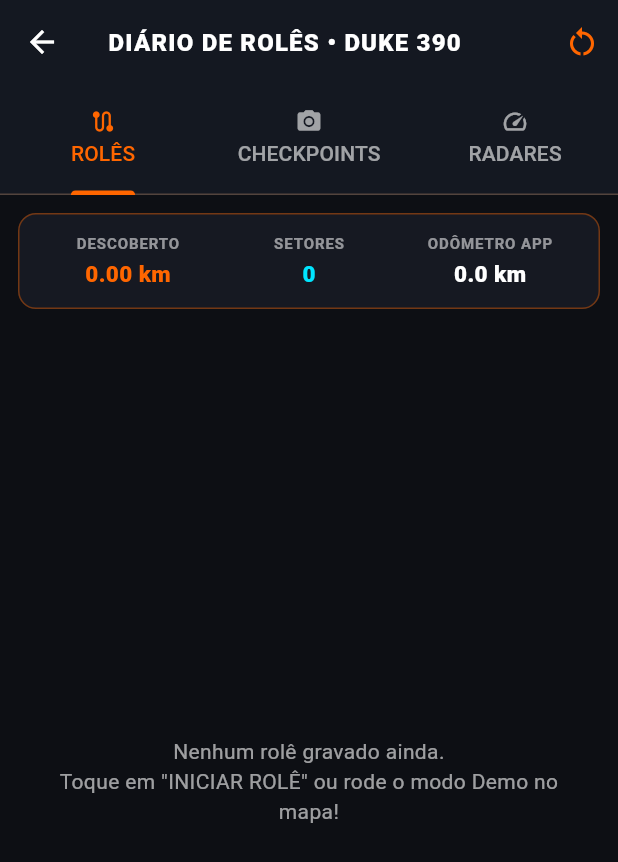
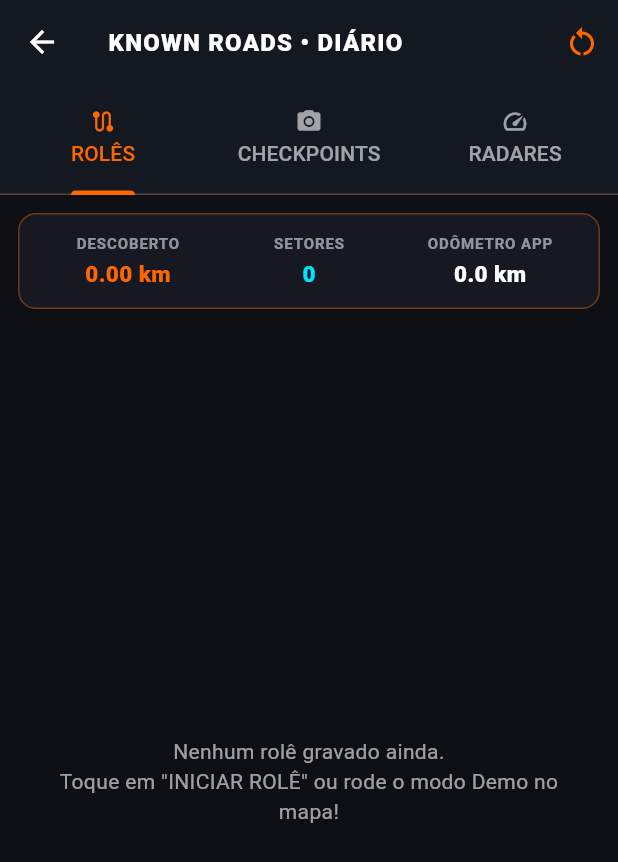
Before and after one commit to hipolitopeedro/known-roads, a Flutter app: the screen it shows after launch, after a tap on the "history" icon, on a phone screen of 412 x 824 dp. Shown: the top 862 px of the screen. Run offline on Flutter 3.47's test engine with Material 3 defaults, Android fonts, the phone set to English and light mode, and no system bars; our stand-ins replace flutter_map, geolocator, image_picker, latlong2, sqflite, wakelock_plus; accounts and stored records are empty.

Commit message:
chore: rename repository and Android app to Known Roads (com.pedro.known_roads)

```diff
--- a/lib/database/horizon_db.dart
+++ b/lib/database/horizon_db.dart
@@ -13,7 +13,7 @@ class HorizonDatabase {
   HorizonDatabase._();
   static final HorizonDatabase instance = HorizonDatabase._();
 
-  static const _dbName = 'horizon_moto_gps.db';
+  static const _dbName = 'known_roads.db';
   static const _dbVersion = 1;
 
   Database? _db;
--- a/lib/main.dart
+++ b/lib/main.dart
@@ -4,11 +4,11 @@ import 'screens/map_home_screen.dart';
 
 void main() {
   WidgetsFlutterBinding.ensureInitialized();
-  runApp(const HorizonMotoGpsApp());
+  runApp(const KnownRoadsApp());
 }
 
-class HorizonMotoGpsApp extends StatelessWidget {
-  const HorizonMotoGpsApp({super.key});
+class KnownRoadsApp extends StatelessWidget {
+  const KnownRoadsApp({super.key});
 
   @override
   Widget build(BuildContext context) {
@@ -18,7 +18,7 @@ class HorizonMotoGpsApp extends StatelessWidget {
     );
 
     return MaterialApp(
-      title: 'Horizon Moto GPS',
+      title: 'Known Roads',
       debugShowCheckedModeBanner: false,
       theme: ThemeData(
         useMaterial3: true,
--- a/lib/screens/map_home_screen.dart
+++ b/lib/screens/map_home_screen.dart
@@ -859,7 +859,7 @@ class _MapHomeScreenState extends State<MapHomeScreen> {
                 urlTemplate: _darkMap
                     ? 'https://a.basemaps.cartocdn.com/dark_all/{z}/{x}/{y}@2x.png'
                     : 'https://tile.openstreetmap.org/{z}/{x}/{y}.png',
-                userAgentPackageName: 'com.pedro.horizon_moto_gps',
+                userAgentPackageName: 'com.pedro.known_roads',
               ),
 
               // 1. Estradas descobertas em Laranja Neon
--- a/lib/screens/rides_history_screen.dart
+++ b/lib/screens/rides_history_screen.dart
@@ -132,7 +132,7 @@ class _RidesHistoryScreenState extends State<RidesHistoryScreen> {
         appBar: AppBar(
           backgroundColor: const Color(0xFF141821),
           title: const Text(
-            'DIÁRIO DE ROLÊS • DUKE 390',
+            'KNOWN ROADS • DIÁRIO',
             style: TextStyle(
               fontWeight: FontWeight.w800,
               fontSize: 16,
--- a/lib/services/map_api_service.dart
+++ b/lib/services/map_api_service.dart
@@ -11,7 +11,7 @@ import '../models/models.dart';
 /// - OSRM: cálculo de rotas rua a rua + instruções de manobra.
 class MapApiService {
   static const _userAgent =
-      'HorizonMotoGPS/1.0 (https://github.com/hipolitopeedro/horizon-moto-gps)';
+      'KnownRoads/1.0 (https://github.com/hipolitopeedro/known-roads)';
 
   /// Busca endereços, bairros, cidades ou comércios via Nominatim (OSM).
   static Future<List<PlaceResult>> searchPlaces(
--- a/pubspec.yaml
+++ b/pubspec.yaml
@@ -1,5 +1,5 @@
-name: horizon_moto_gps
-description: "GPS estilo Forza Horizon e Gravador de Rolês — KTM 390 Duke Edition."
+name: known_roads
+description: "Known Roads — GPS com descoberta de estradas estilo Forza Horizon e gravador de rolês."
 publish_to: 'none'
 version: 1.0.0+1
 
```
Also changed, not shown: 8 other files.
